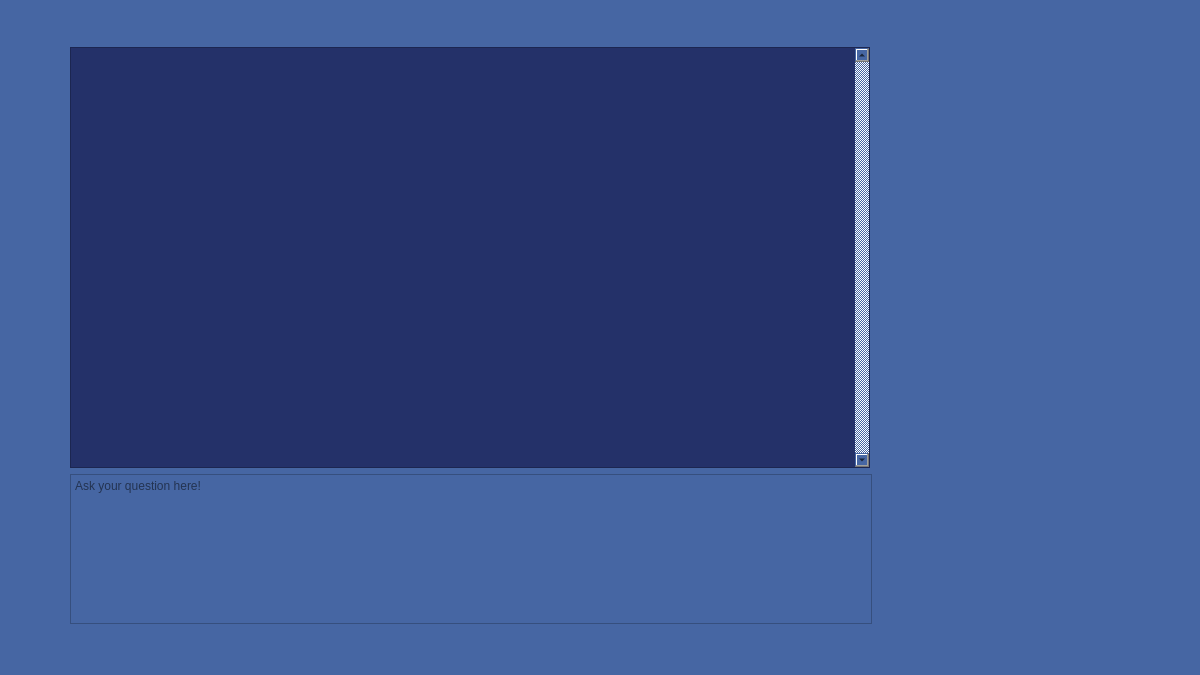
Above: APOLLO_MainWindow.ui from ThatNerd404/A.P.O.L.L.O before the change. Below: the same form after it.
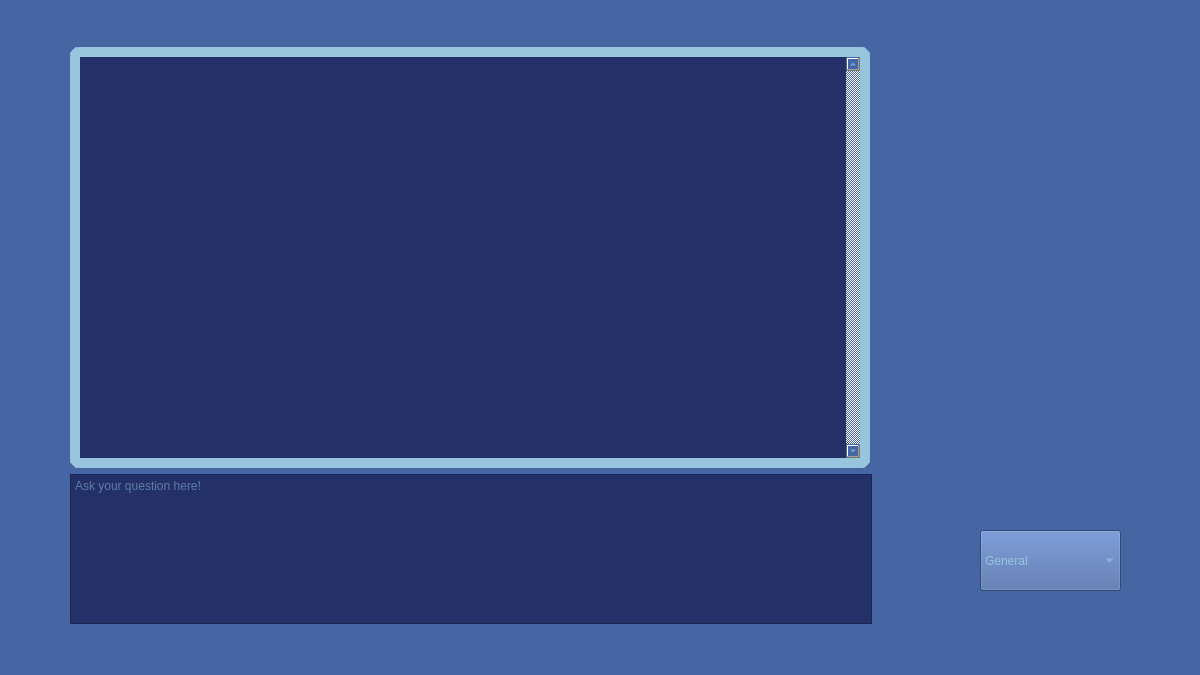
That is the form after the change. Icons and pictures are not drawn.

Commit message: testing out new fonts deciding to stay on the same one and experimenting with ui

Patch:
```diff
--- a/APOLLO_MainWindow.ui
+++ b/APOLLO_MainWindow.ui
@@ -41,6 +41,7 @@
    <property name="styleSheet">
     <string notr="true">QWidget {
 background-color: #4666a3 ;
+color: #98c5de;
 }</string>
    </property>
    <widget class="QWidget" name="verticalLayoutWidget">
@@ -95,7 +96,11 @@
        <property name="styleSheet">
         <string notr="true">QTextBrowser {
 background-color: #243169;
-color: 6a93be}</string>
+border-color:#98c5de;
+border-style: solid;
+border-width: 10px;
+border-radius: 10px;
+}</string>
        </property>
        <property name="verticalScrollBarPolicy">
         <enum>Qt::ScrollBarAlwaysOn</enum>
@@ -126,6 +131,11 @@
          <height>150</height>
         </size>
        </property>
+       <property name="styleSheet">
+        <string notr="true">QPlainTextEdit {
+background-color: #243169
+}</string>
+       </property>
        <property name="horizontalScrollBarPolicy">
         <enum>Qt::ScrollBarAlwaysOff</enum>
        </property>
@@ -196,6 +206,37 @@
      <bool>false</bool>
     </property>
    </widget>
+   <widget class="QComboBox" name="Model_Chooser">
+    <property name="geometry">
+     <rect>
+      <x>980</x>
+      <y>530</y>
+      <width>141</width>
+      <height>61</height>
+     </rect>
+    </property>
+    <property name="currentText">
+     <string>General</string>
+    </property>
+    <property name="currentIndex">
+     <number>0</number>
+    </property>
+    <item>
+     <property name="text">
+      <string>General</string>
+     </property>
+    </item>
+    <item>
+     <property name="text">
+      <string>Tutoring</string>
+     </property>
+    </item>
+    <item>
+     <property name="text">
+      <string>Coding</string>
+     </property>
+    </item>
+   </widget>
   </widget>
  </widget>
  <resources/>
```
Left out of the diff: 3 changed lines with no effect on the pictures. The commit also changes 6 other files.
